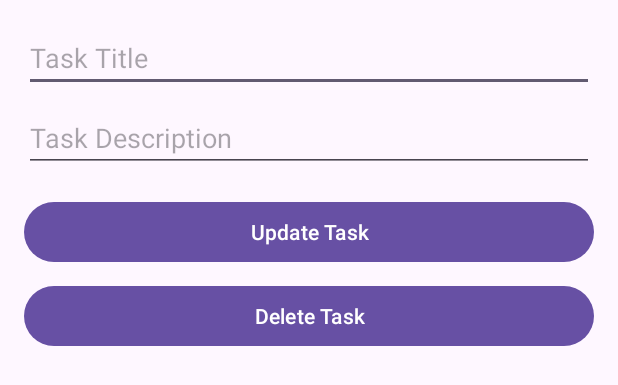
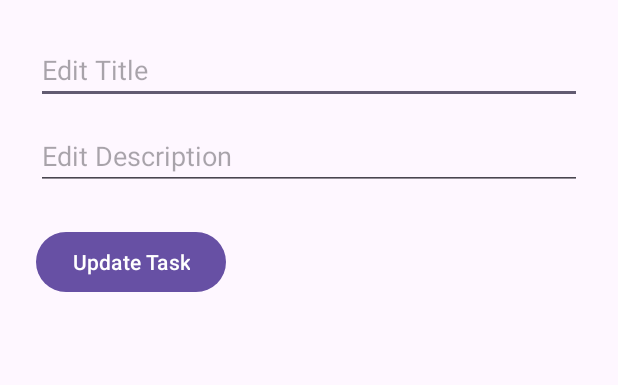
Before and after one commit to RahulMGatty/Task_Manager_App, an Android app: the layout activity_edit_task.xml on its own in the app's theme, with its tools: preview values and no code run, on a phone screen of 412 x 824 dp. Shown: the top 385 px of the screen. Run offline under Robolectric (Android 15) with nearby library versions, the phone set to English and light mode, and no system bars.

Commit message:
added logout menu,edit task

```diff
--- a/app/src/main/res/layout/activity_edit_task.xml
+++ b/app/src/main/res/layout/activity_edit_task.xml
@@ -1,34 +1,26 @@
-<?xml version="1.0" encoding="utf-8"?>
 <LinearLayout xmlns:android="http://schemas.android.com/apk/res/android"
     android:layout_width="match_parent"
     android:layout_height="match_parent"
     android:orientation="vertical"
-    android:padding="16dp">
+    android:padding="24dp">
 
     <EditText
         android:id="@+id/editTextEditTitle"
         android:layout_width="match_parent"
         android:layout_height="wrap_content"
-        android:hint="Task Title" />
+        android:hint="Edit Title" />
 
     <EditText
         android:id="@+id/editTextEditDescription"
         android:layout_width="match_parent"
         android:layout_height="wrap_content"
-        android:hint="Task Description"
-        android:layout_marginTop="8dp" />
+        android:hint="Edit Description"
+        android:layout_marginTop="12dp"/>
 
     <Button
         android:id="@+id/buttonUpdateTask"
-        android:layout_width="match_parent"
+        android:layout_width="wrap_content"
         android:layout_height="wrap_content"
         android:text="Update Task"
-        android:layout_marginTop="16dp"/>
-
-    <Button
-        android:id="@+id/buttonDeleteTask"
-        android:layout_width="match_parent"
-        android:layout_height="wrap_content"
-        android:text="Delete Task"
-        android:layout_marginTop="8dp"/>
+        android:layout_marginTop="24dp"/>
 </LinearLayout>
```
Also changed, not shown: app/src/main/java/com/example/myapplication/EditTaskActivity.java (+18 -42 lines), app/src/main/java/com/example/myapplication/HomeActivity.java (+40 -0 lines), app/src/main/java/com/example/myapplication/Task.java (+5 -3 lines), app/src/main/java/com/example/myapplication/TaskAdapter.java (+36 -1 lines), app/src/main/res/layout/activity_splash.xml (+4 -4 lines), app/src/main/res/menu/main_menu.xml (added, +12 -0 lines), app/src/main/res/values/colors.xml (+5 -3 lines), app/src/main/res/values/styles.xml (added, +12 -0 lines), app/src/main/res/drawable/logout.png (added).
